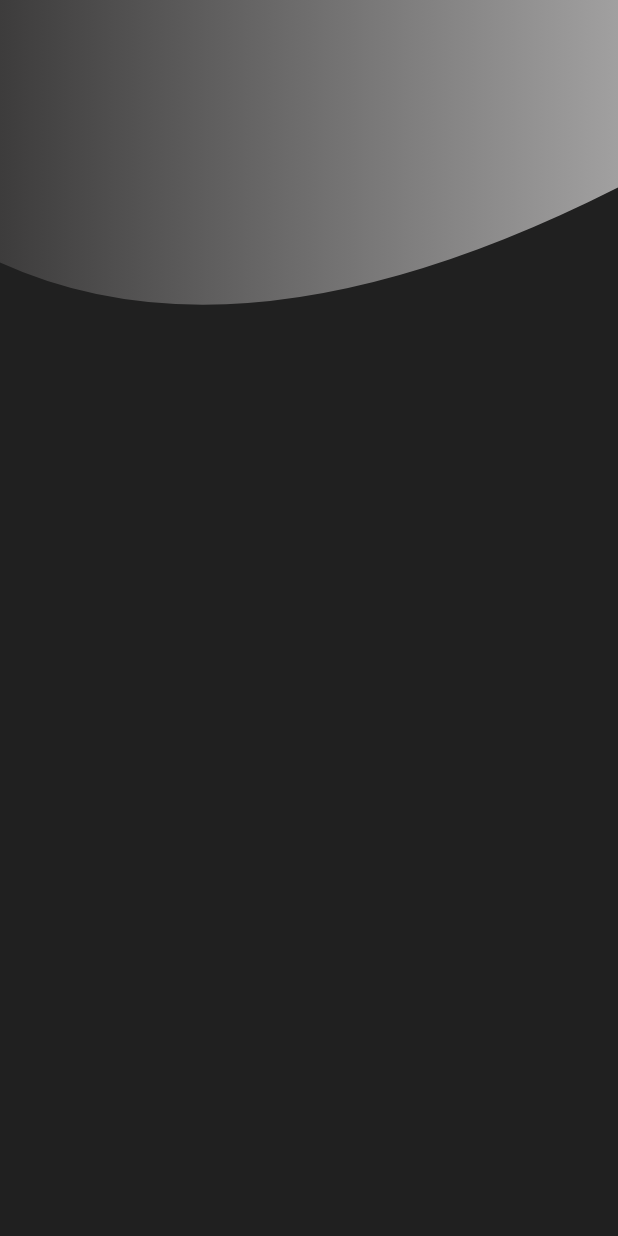
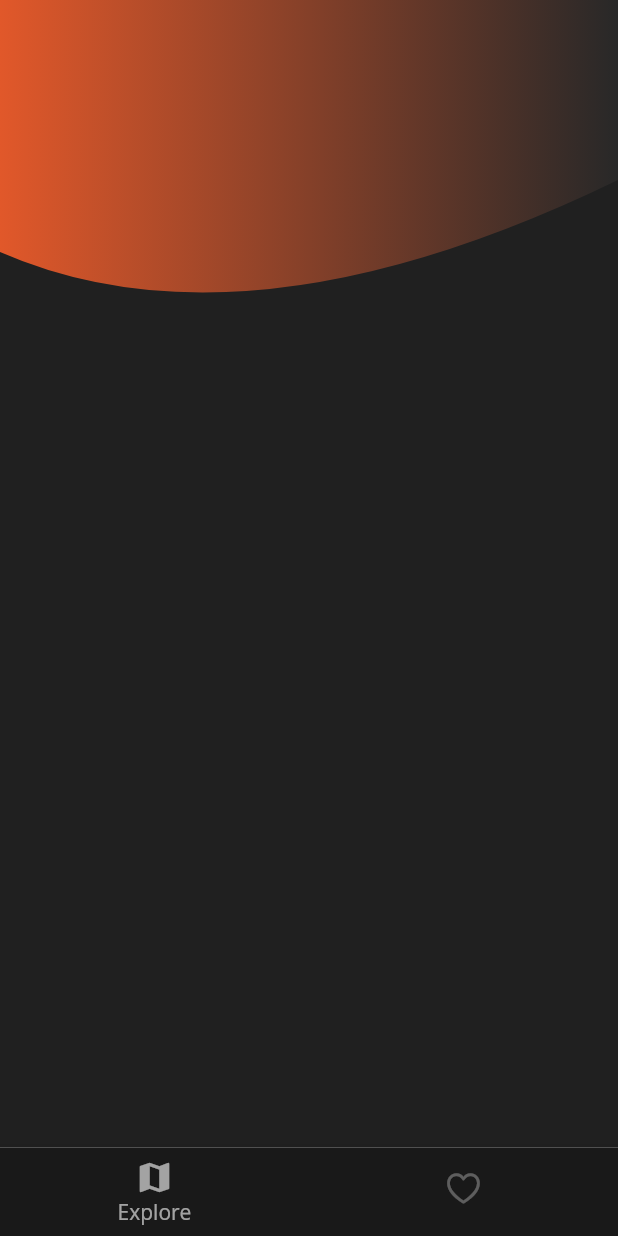
Before and after one commit to VailStrawb/travel_app, a Flutter app: the HomeScreen screen opened directly, on a phone screen of 412 x 824 dp. Run offline on Flutter 3.47's test engine with Material 2 defaults, Android fonts, the phone set to English and light mode, and no system bars.

```diff
--- a/lib/internal/home/home_screen.dart
+++ b/lib/internal/home/home_screen.dart
@@ -1,3 +1,4 @@
+import 'package:flutter/cupertino.dart';
 import 'package:flutter/material.dart';
 
 class HomeScreen extends StatelessWidget {
@@ -5,9 +6,26 @@ class HomeScreen extends StatelessWidget {
 
   @override
   Widget build(BuildContext context) {
-    return const Scaffold(
-      backgroundColor: Color.fromARGB(255, 32, 32, 32),
-      body: VisitedCountriesScreen(),
+    return Scaffold(
+      body: const VisitedCountriesScreen(),
+      bottomNavigationBar: BottomNavigationBar(
+        showUnselectedLabels: false,
+        currentIndex: 0,
+        selectedItemColor: Colors.white60,
+        unselectedItemColor: Colors.white30,
+        iconSize: 26.0,
+        backgroundColor: Color.fromARGB(255, 25, 25, 25),
+        items: const [
+          BottomNavigationBarItem(
+            icon: Icon(Icons.map),
+            label: 'Explore',
+          ),
+          BottomNavigationBarItem(
+            icon: Icon(CupertinoIcons.heart),
+            label: 'My Countries',
+          ),
+        ],
+      ),
     );
   }
 }
@@ -24,10 +42,10 @@ class VisitedCountriesScreen extends StatelessWidget {
           clipper: BackgroundWaveClipper(),
           child: Container(
             width: MediaQuery.of(context).size.width,
-            height: 250.0,
+            height: 240.0,
             decoration: const BoxDecoration(
                 gradient: LinearGradient(
-              colors: [Color.fromARGB(255, 61, 60, 60), Color.fromARGB(255, 161, 160, 160)],
+              colors: [Color.fromARGB(255, 225, 88, 42), Color.fromARGB(255, 40, 40, 40)],
             )),
           ),
         ),
```
